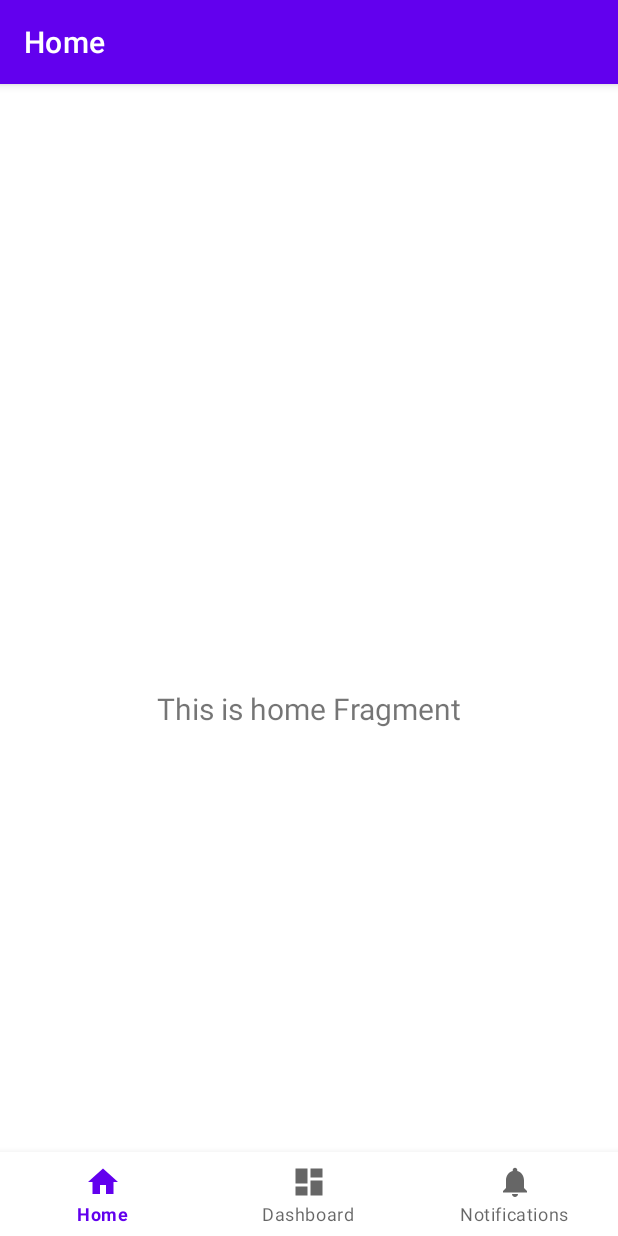
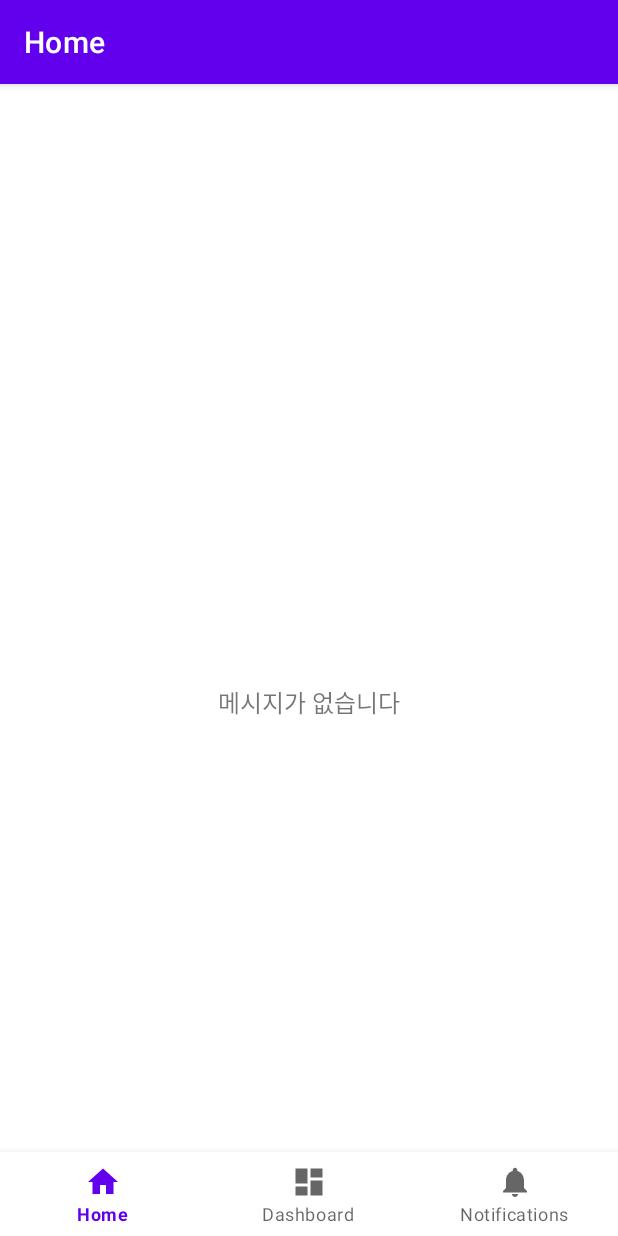
Before and after one commit to ssk-play/safesms, an Android app: the screen it shows after launch (MainActivity), on a phone screen of 412 x 824 dp. Run offline under Robolectric (Android 15) with nearby library versions, the phone set to English and light mode, and no system bars; our stand-ins replace navigation-ui.

Commit message:
feat: Phase 1 - 기본 SMS 기능 구현
- SMS 읽기/쓰기 권한 추가
- SMS 데이터 모델 (SmsMessage, SmsThread) 생성
- SMS Repository를 통한 ContentProvider 기반 SMS 읽기/쓰기
- SMS 목록 화면 및 RecyclerView Adapter 구현
- SMS 대화창 Activity 및 메시지 목록 구현
- SMS 발신 기능 구현
- 런타임 권한 처리 구현
- 앱 빌드 성공 확인

🤖 Generated with [Claude Code](https://claude.com/claude-code)

Co-Authored-By: Claude <noreply@anthropic.com>

```diff
--- a/app/src/main/kotlin/ssk/safesms/MainActivity.kt
+++ b/app/src/main/kotlin/ssk/safesms/MainActivity.kt
@@ -1,17 +1,40 @@
 package ssk.safesms
 
+import android.Manifest
+import android.content.pm.PackageManager
 import android.os.Bundle
-import com.google.android.material.bottomnavigation.BottomNavigationView
+import android.widget.Toast
+import androidx.activity.result.contract.ActivityResultContracts
 import androidx.appcompat.app.AppCompatActivity
+import androidx.core.content.ContextCompat
 import androidx.navigation.findNavController
 import androidx.navigation.ui.AppBarConfiguration
 import androidx.navigation.ui.setupActionBarWithNavController
 import androidx.navigation.ui.setupWithNavController
+import com.google.android.material.bottomnavigation.BottomNavigationView
 import ssk.safesms.databinding.ActivityMainBinding
 
 class MainActivity : AppCompatActivity() {
 
     private lateinit var binding: ActivityMainBinding
+
+    private val requiredPermissions = arrayOf(
+        Manifest.permission.READ_SMS,
+        Manifest.permission.SEND_SMS,
+        Manifest.permission.RECEIVE_SMS,
+        Manifest.permission.READ_CONTACTS
+    )
+
+    private val permissionLauncher = registerForActivityResult(
+        ActivityResultContracts.RequestMultiplePermissions()
+    ) { permissions ->
+        val allGranted = permissions.values.all { it }
+        if (allGranted) {
+            Toast.makeText(this, "권한이 허용되었습니다", Toast.LENGTH_SHORT).show()
+        } else {
+            Toast.makeText(this, "SMS 기능을 사용하려면 권한이 필요합니다", Toast.LENGTH_LONG).show()
+        }
+    }
 
     override fun onCreate(savedInstanceState: Bundle?) {
         super.onCreate(savedInstanceState)
@@ -19,11 +42,11 @@ class MainActivity : AppCompatActivity() {
         binding = ActivityMainBinding.inflate(layoutInflater)
         setContentView(binding.root)
 
+        checkAndRequestPermissions()
+
         val navView: BottomNavigationView = binding.navView
 
         val navController = findNavController(R.id.nav_host_fragment_activity_main)
-        // Passing each menu ID as a set of Ids because each
-        // menu should be considered as top level destinations.
         val appBarConfiguration = AppBarConfiguration(
             setOf(
                 R.id.navigation_home, R.id.navigation_dashboard, R.id.navigation_notifications
@@ -32,4 +55,14 @@ class MainActivity : AppCompatActivity() {
         setupActionBarWithNavController(navController, appBarConfiguration)
         navView.setupWithNavController(navController)
     }
+
+    private fun checkAndRequestPermissions() {
+        val permissionsToRequest = requiredPermissions.filter {
+            ContextCompat.checkSelfPermission(this, it) != PackageManager.PERMISSION_GRANTED
+        }
+
+        if (permissionsToRequest.isNotEmpty()) {
+            permissionLauncher.launch(permissionsToRequest.toTypedArray())
+        }
+    }
 }
--- a/app/src/main/kotlin/ssk/safesms/ui/home/HomeFragment.kt
+++ b/app/src/main/kotlin/ssk/safesms/ui/home/HomeFragment.kt
@@ -4,35 +4,63 @@ import android.os.Bundle
 import android.view.LayoutInflater
 import android.view.View
 import android.view.ViewGroup
-import android.widget.TextView
+import androidx.core.view.isVisible
 import androidx.fragment.app.Fragment
 import androidx.lifecycle.ViewModelProvider
+import androidx.recyclerview.widget.LinearLayoutManager
 import ssk.safesms.databinding.FragmentHomeBinding
 
 class HomeFragment : Fragment() {
 
     private var _binding: FragmentHomeBinding? = null
+    private val binding get() = _binding!!
 
-    // This property is only valid between onCreateView and
-    // onDestroyView.
-    private val binding get() = _binding!!
+    private lateinit var homeViewModel: HomeViewModel
+    private lateinit var adapter: SmsThreadAdapter
 
     override fun onCreateView(
         inflater: LayoutInflater,
         container: ViewGroup?,
         savedInstanceState: Bundle?
     ): View {
-        val homeViewModel =
-            ViewModelProvider(this).get(HomeViewModel::class.java)
+        homeViewModel = ViewModelProvider(this)[HomeViewModel::class.java]
+        _binding = FragmentHomeBinding.inflate(inflater, container, false)
 
-        _binding = FragmentHomeBinding.inflate(inflater, container, false)
-        val root: View = binding.root
+        setupRecyclerView()
+        observeViewModel()
 
-        val textView: TextView = binding.textHome
-        homeViewModel.text.observe(viewLifecycleOwner) {
-            textView.text = it
+        return binding.root
+    }
+
+    override fun onResume() {
+        super.onResume()
+        homeViewModel.loadThreads()
+    }
+
+    private fun setupRecyclerView() {
+        adapter = SmsThreadAdapter { thread ->
+            navigateToConversation(thread.threadId, thread.address)
         }
-        return root
+
+        binding.recyclerView.apply {
+            layoutManager = LinearLayoutManager(requireContext())
+            adapter = this@HomeFragment.adapter
+        }
+    }
+
+    private fun navigateToConversation(threadId: Long, address: String) {
+        val intent = android.content.Intent(requireContext(), ssk.safesms.ui.conversation.ConversationActivity::class.java)
+        intent.putExtra("THREAD_ID", threadId)
+        intent.putExtra("ADDRESS", address)
+        startActivity(intent)
+    }
+
+    private fun observeViewModel() {
+        homeViewModel.threads.observe(viewLifecycleOwner) { threads ->
+            adapter.submitList(threads)
+            binding.tvEmpty.isVisible = threads.isEmpty()
+            binding.recyclerView.isVisible = threads.isNotEmpty()
+        }
     }
 
     override fun onDestroyView() {
--- a/app/src/main/kotlin/ssk/safesms/ui/home/HomeViewModel.kt
+++ b/app/src/main/kotlin/ssk/safesms/ui/home/HomeViewModel.kt
@@ -1,13 +1,26 @@
 package ssk.safesms.ui.home
 
+import android.app.Application
+import androidx.lifecycle.AndroidViewModel
 import androidx.lifecycle.LiveData
 import androidx.lifecycle.MutableLiveData
-import androidx.lifecycle.ViewModel
+import androidx.lifecycle.viewModelScope
+import kotlinx.coroutines.Dispatchers
+import kotlinx.coroutines.launch
+import ssk.safesms.data.model.SmsThread
+import ssk.safesms.data.repository.SmsRepository
 
-class HomeViewModel : ViewModel() {
+class HomeViewModel(application: Application) : AndroidViewModel(application) {
 
-    private val _text = MutableLiveData<String>().apply {
-        value = "This is home Fragment"
+    private val repository = SmsRepository(application)
+
+    private val _threads = MutableLiveData<List<SmsThread>>()
+    val threads: LiveData<List<SmsThread>> = _threads
+
+    fun loadThreads() {
+        viewModelScope.launch(Dispatchers.IO) {
+            val threadList = repository.getAllThreads()
+            _threads.postValue(threadList)
+        }
     }
-    val text: LiveData<String> = _text
 }
--- a/app/src/main/res/layout/fragment_home.xml
+++ b/app/src/main/res/layout/fragment_home.xml
@@ -6,17 +6,26 @@
     android:layout_height="match_parent"
     tools:context=".ui.home.HomeFragment">
 
+    <androidx.recyclerview.widget.RecyclerView
+        android:id="@+id/recyclerView"
+        android:layout_width="0dp"
+        android:layout_height="0dp"
+        app:layout_constraintBottom_toBottomOf="parent"
+        app:layout_constraintEnd_toEndOf="parent"
+        app:layout_constraintStart_toStartOf="parent"
+        app:layout_constraintTop_toTopOf="parent"
+        tools:listitem="@layout/item_sms_thread" />
+
     <TextView
-        android:id="@+id/text_home"
-        android:layout_width="match_parent"
+        android:id="@+id/tvEmpty"
+        android:layout_width="wrap_content"
         android:layout_height="wrap_content"
-        android:layout_marginStart="8dp"
-        android:layout_marginTop="8dp"
-        android:layout_marginEnd="8dp"
-        android:textAlignment="center"
-        android:textSize="20sp"
+        android:text="메시지가 없습니다"
+        android:textSize="16sp"
+        android:visibility="gone"
         app:layout_constraintBottom_toBottomOf="parent"
         app:layout_constraintEnd_toEndOf="parent"
         app:layout_constraintStart_toStartOf="parent"
         app:layout_constraintTop_toTopOf="parent" />
+
 </androidx.constraintlayout.widget.ConstraintLayout>
```
Also changed, not shown: app/src/main/AndroidManifest.xml (+11 -0 lines), app/src/main/kotlin/ssk/safesms/data/model/SmsMessage.kt (added, +16 -0 lines), app/src/main/kotlin/ssk/safesms/data/model/SmsThread.kt (added, +10 -0 lines), app/src/main/kotlin/ssk/safesms/data/repository/SmsRepository.kt (added, +86 -0 lines), app/src/main/kotlin/ssk/safesms/ui/conversation/ConversationActivity.kt (added, +68 -0 lines), app/src/main/kotlin/ssk/safesms/ui/conversation/ConversationViewModel.kt (added, +40 -0 lines), app/src/main/kotlin/ssk/safesms/ui/conversation/SmsMessageAdapter.kt (added, +82 -0 lines), app/src/main/kotlin/ssk/safesms/ui/home/SmsThreadAdapter.kt (added, +71 -0 lines), app/src/main/res/layout/activity_conversation.xml (added, +44 -0 lines), app/src/main/res/layout/item_sms_message.xml (added, +34 -0 lines), app/src/main/res/layout/item_sms_thread.xml (added, +46 -0 lines).
